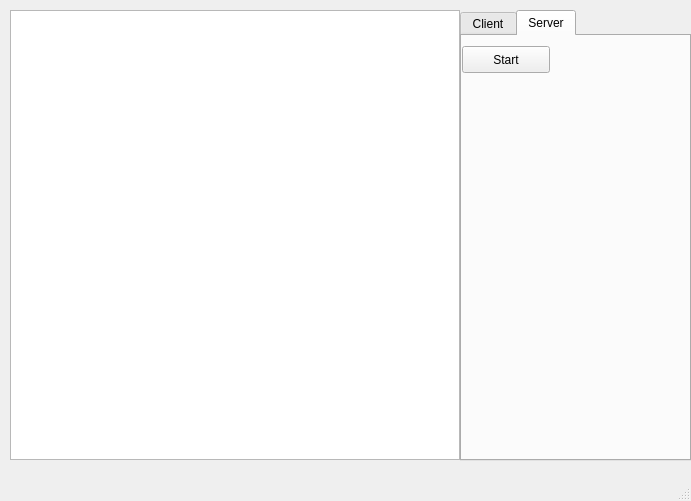
krisukox/PCs-connector, file common/gui/src/MainWindow.ui: the form before one commit.
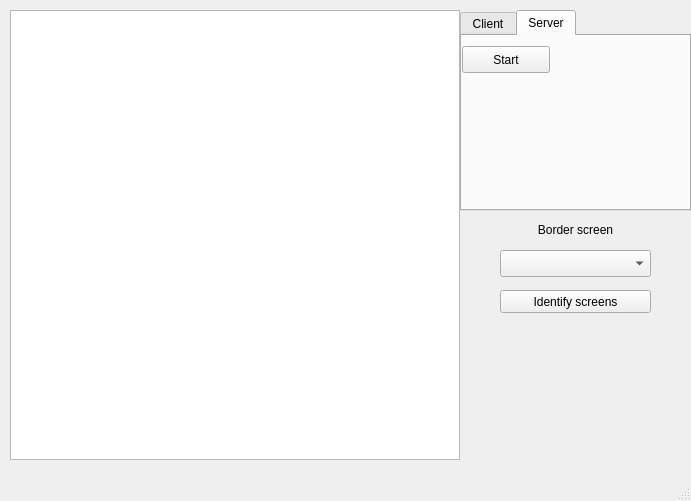
The form after the commit.

Commit message: Support more than one screen per computer (#75)

```diff
--- a/common/gui/src/MainWindow.ui
+++ b/common/gui/src/MainWindow.ui
@@ -23,7 +23,7 @@
       <x>460</x>
       <y>10</y>
       <width>231</width>
-      <height>451</height>
+      <height>201</height>
      </rect>
     </property>
     <property name="currentIndex">
@@ -105,6 +105,45 @@
      </rect>
     </property>
    </widget>
+   <widget class="QComboBox" name="availableMonitors">
+    <property name="geometry">
+     <rect>
+      <x>500</x>
+      <y>250</y>
+      <width>151</width>
+      <height>27</height>
+     </rect>
+    </property>
+   </widget>
+   <widget class="QLabel" name="label">
+    <property name="geometry">
+     <rect>
+      <x>470</x>
+      <y>220</y>
+      <width>211</width>
+      <height>19</height>
+     </rect>
+    </property>
+    <property name="text">
+     <string>Border screen</string>
+    </property>
+    <property name="alignment">
+     <set>Qt::AlignCenter</set>
+    </property>
+   </widget>
+   <widget class="QPushButton" name="identifyScreens">
+    <property name="geometry">
+     <rect>
+      <x>500</x>
+      <y>290</y>
+      <width>151</width>
+      <height>23</height>
+     </rect>
+    </property>
+    <property name="text">
+     <string>Identify screens</string>
+    </property>
+   </widget>
   </widget>
   <widget class="QMenuBar" name="menubar">
    <property name="geometry">
```
Left out of the diff: 2 changed lines with no effect on the pictures. The commit also changes 25 other files.
